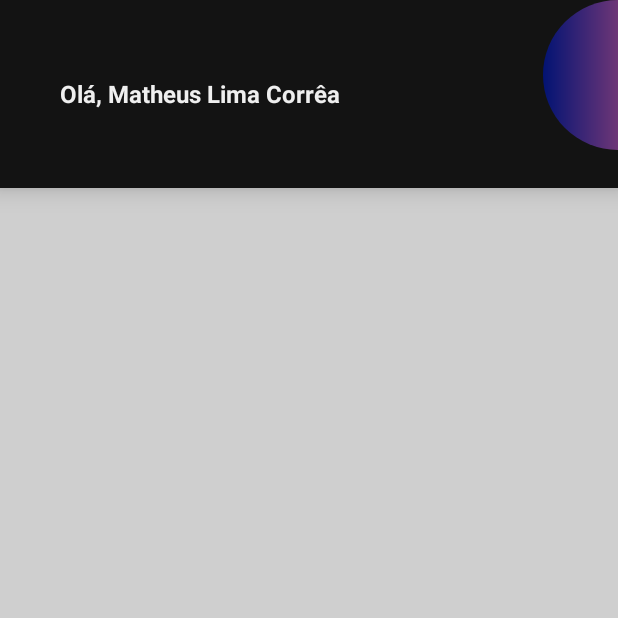
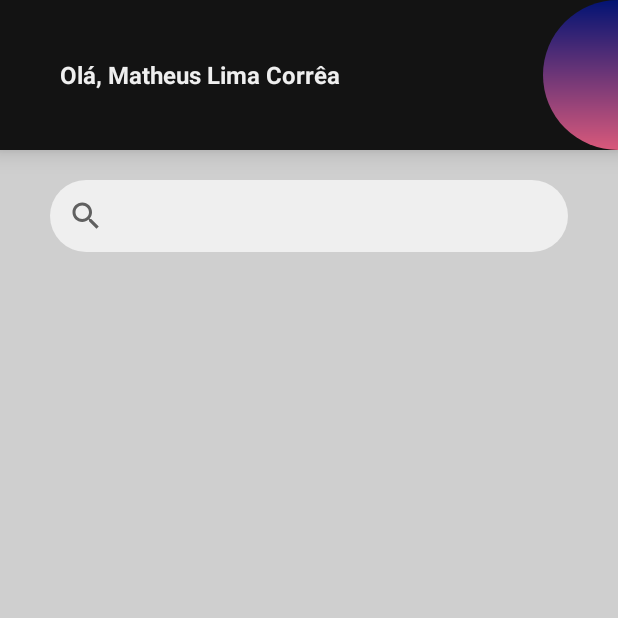
Before and after one commit to Limatucano/alif, an Android app: the ClienteActivity screen opened directly, with no data from a screen before it, on a phone screen of 412 x 824 dp, the top half of it. Run offline under Robolectric (Android 15) with nearby library versions, the light colour scheme and no system bars.

Commit message:
design pagina cliente e loading login

```diff
--- /dev/null
+++ b/app/src/main/res/drawable/search_box.xml
@@ -0,0 +1,9 @@
+<?xml version="1.0" encoding="utf-8"?>
+<shape xmlns:android="http://schemas.android.com/apk/res/android"
+    android:shape="rectangle"
+    android:tint="@color/white">
+
+    <corners
+        android:radius="50dp"/>
+
+</shape>
--- a/app/src/main/res/layout/activity_cliente.xml
+++ b/app/src/main/res/layout/activity_cliente.xml
@@ -9,13 +9,14 @@
 
 
     <androidx.constraintlayout.widget.ConstraintLayout
+        android:id="@+id/constraintLayout"
         android:layout_width="match_parent"
-        android:layout_height="125dp"
+        android:layout_height="100dp"
         android:background="@color/black"
+        android:elevation="10dp"
         app:layout_constraintEnd_toEndOf="parent"
         app:layout_constraintStart_toStartOf="parent"
-        app:layout_constraintTop_toTopOf="parent"
-        android:elevation="10dp">
+        app:layout_constraintTop_toTopOf="parent">
 
         <View
             android:id="@+id/view_bottom"
@@ -25,20 +26,30 @@
             app:layout_constraintEnd_toEndOf="parent"
             app:layout_constraintStart_toEndOf="parent"
             app:layout_constraintTop_toTopOf="parent"
-            />
+            android:rotation="90"/>
 
         <TextView
             android:id="@+id/nome_cliente"
             android:layout_width="match_parent"
             android:layout_height="match_parent"
+            android:layout_marginStart="40dp"
+            android:layout_marginLeft="40dp"
+            android:gravity="center_vertical"
             android:text="Olá, Matheus Lima Corrêa"
             android:textColor="@color/white"
-            android:textStyle="bold"
             android:textSize="16sp"
-            android:gravity="center_vertical"
-            android:layout_marginLeft="40dp"
-            android:layout_marginStart="40dp" />
+            android:textStyle="bold" />
 
 
     </androidx.constraintlayout.widget.ConstraintLayout>
+
+    <SearchView
+        android:layout_width="345dp"
+        android:layout_height="48dp"
+        app:layout_constraintEnd_toEndOf="parent"
+        app:layout_constraintStart_toStartOf="parent"
+        android:background="@drawable/search_box"
+        app:layout_constraintTop_toBottomOf="@+id/constraintLayout"
+        android:layout_marginTop="20dp"
+        />
 </androidx.constraintlayout.widget.ConstraintLayout>
--- a/app/src/main/res/values/strings.xml
+++ b/app/src/main/res/values/strings.xml
@@ -45,6 +45,7 @@
     <string name="cadastrado_sucesso">Cadastrado com sucesso!</string>
     <string name="erro_cadastrar">Erro ao cadastrar!</string>
     <string name="erro_autenticacao">Erro na Autenticação</string>
+    <string name="search_hint">Pesquise nome de filas ou nome de empresas</string>
 
 
 </resources>
--- /dev/null
+++ b/app/src/main/res/xml/searchable.xml
@@ -0,0 +1,5 @@
+<?xml version="1.0" encoding="utf-8"?>
+<searchable xmlns:android="http://schemas.android.com/apk/res/android"
+    android:label="@string/app_name"
+    android:hint="@string/search_hint" >
+</searchable>
```
Also changed, not shown: app/src/main/AndroidManifest.xml (+7 -1 lines), app/src/main/java/com/tcc/alif/view/ui/MainActivity.kt (+9 -4 lines), app/src/main/res/layout/activity_main.xml (+7 -0 lines).
